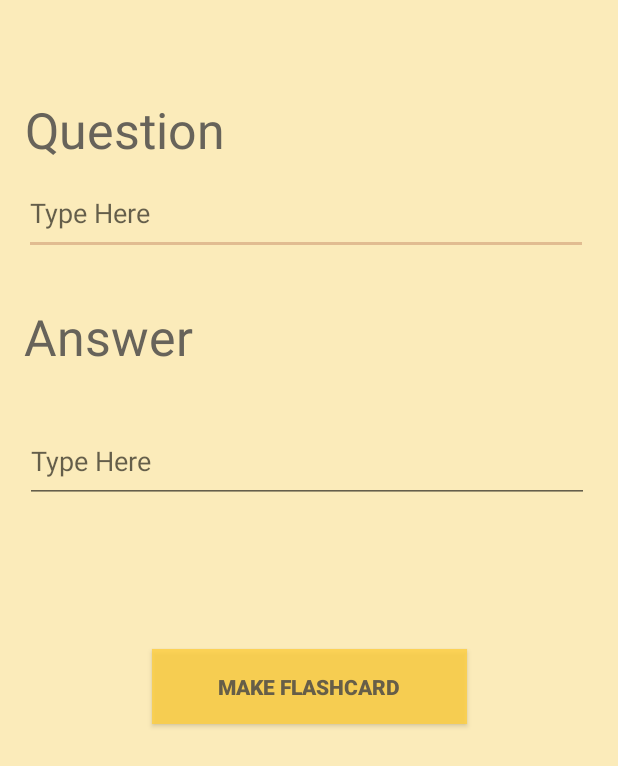
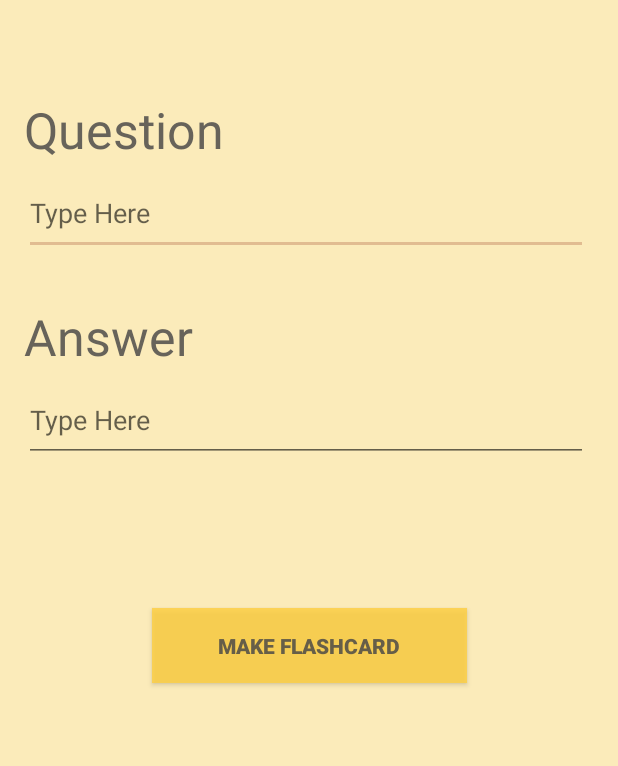
Before and after one commit to vmsaif/reversibleLearning, an Android app: the FlashcardActivity screen opened directly, with no data from a screen before it, on a phone screen of 412 x 824 dp. Shown: the top 766 px of the screen. Run offline under Robolectric (Android 15) with nearby library versions, the light colour scheme and no system bars; Roboto replaces fonts that are not available here.

Commit message:
closes #77

```diff
--- a/app/src/main/res/layout/activity_flashcard.xml
+++ b/app/src/main/res/layout/activity_flashcard.xml
@@ -17,9 +17,12 @@
         android:text="@string/question"
         android:textColor="@color/grayish"
         android:textSize="33sp"
+        app:layout_constraintBottom_toTopOf="@+id/editTextTextPersonName2"
         app:layout_constraintEnd_toEndOf="parent"
+        app:layout_constraintHorizontal_bias="0.0"
         app:layout_constraintStart_toStartOf="parent"
-        app:layout_constraintTop_toTopOf="parent" />
+        app:layout_constraintTop_toTopOf="parent"
+        app:layout_constraintVertical_bias="0.51" />
 
     <TextView
         android:id="@+id/textView3"
@@ -28,7 +31,6 @@
         android:layout_marginStart="16dp"
         android:layout_marginTop="32dp"
         android:layout_marginEnd="129dp"
-        android:layout_marginBottom="27dp"
         android:fontFamily="@font/baloo"
         android:text="@string/answer"
         android:textColor="@color/grayish"
@@ -63,15 +65,15 @@
         android:layout_marginStart="16dp"
         android:layout_marginEnd="19dp"
         android:layout_marginBottom="97dp"
+        android:autofillHints=""
         android:ems="10"
         android:hint="@string/type_here"
         android:inputType="textPersonName"
         app:layout_constraintBottom_toTopOf="@+id/button_make_flashcard"
         app:layout_constraintEnd_toEndOf="parent"
-        app:layout_constraintHorizontal_bias="1.0"
+        app:layout_constraintHorizontal_bias="0.0"
         app:layout_constraintStart_toStartOf="parent"
-        app:layout_constraintTop_toBottomOf="@+id/textView3"
-        android:autofillHints="" />
+        app:layout_constraintTop_toBottomOf="@+id/textView3" />
 
     <androidx.appcompat.widget.AppCompatButton
         android:id="@+id/button_make_flashcard"
```
